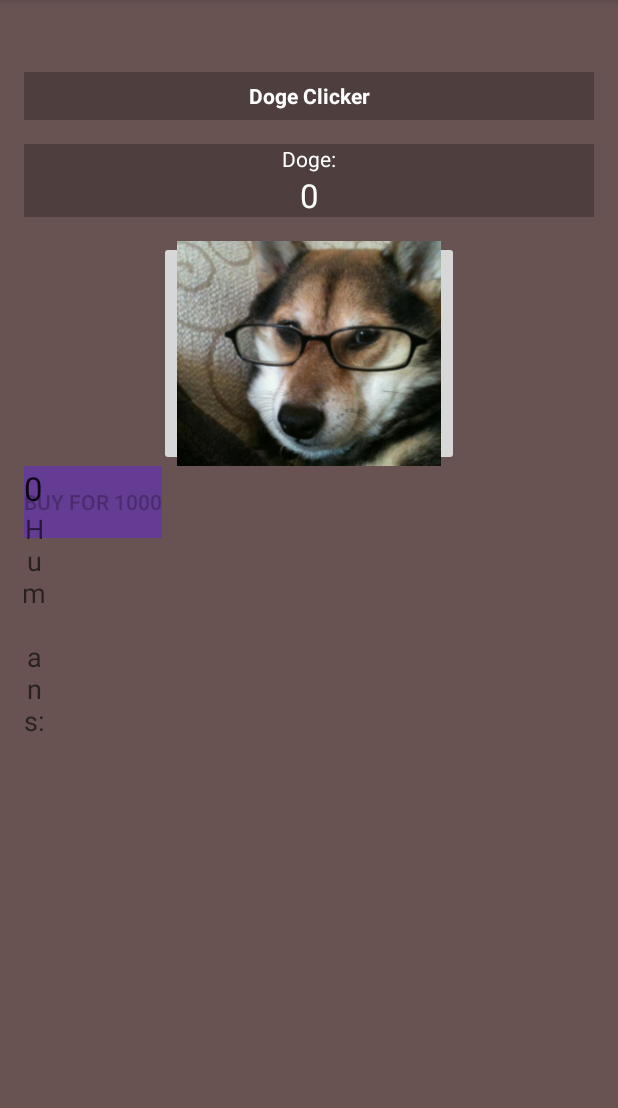
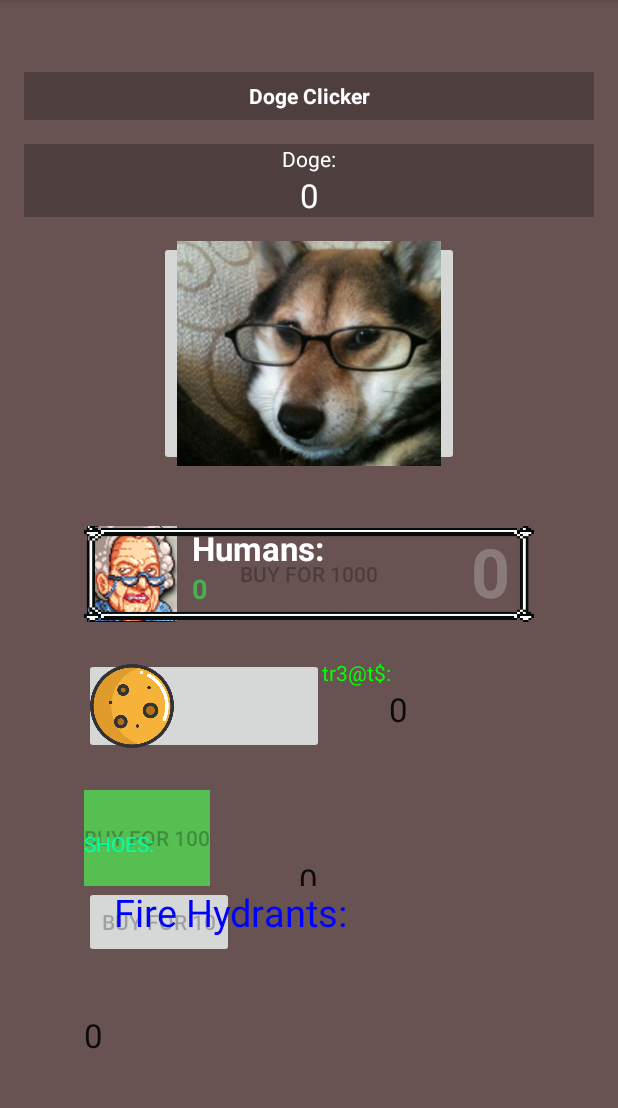
Before and after one commit to ImNotATeapot/Clicker-Game, an Android app: the screen it shows after launch (MainActivity), on a phone screen of 412 x 824 dp, the part 84-1192 px from its top. Run offline under Robolectric (Android 15) with nearby library versions, the phone set to English and light mode, and no system bars.

Commit message:
One textbox done

```diff
--- a/app/src/main/res/layout/activity_main.xml
+++ b/app/src/main/res/layout/activity_main.xml
@@ -60,67 +60,101 @@
 
         <LinearLayout
             android:layout_width="match_parent"
-            android:layout_height="match_parent"
+            android:layout_height="wrap_content"
+            android:layout_marginTop="40dp"
+            android:paddingHorizontal="40dp"
             android:orientation="vertical">
 
+            <!-- Human Button -->
             <RelativeLayout
                 android:layout_width="match_parent"
-                android:layout_height="match_parent">
-
-                <Button
-                    android:id="@+id/buttonBuyHuman"
-                    style="?android:attr/buttonStyleSmall"
-                    android:layout_width="wrap_content"
-                    android:layout_height="wrap_content"
-                    android:background="#d86439a0"
-                    android:text="@string/buttonAddSymbol" />
+                android:layout_height="wrap_content">
 
                 <LinearLayout
                     android:layout_width="match_parent"
-                    android:layout_height="match_parent"
+                    android:layout_height="@dimen/button_heights"
                     android:orientation="horizontal">
 
+                    <ImageView
+                        android:layout_width="@dimen/button_heights"
+                        android:layout_height="match_parent"
+                        android:src="@drawable/lady"/>
+
                     <LinearLayout
-                        android:layout_width="match_parent"
+                        android:layout_width="wrap_content"
                         android:layout_height="match_parent"
                         android:orientation="vertical">
-
-                        <TextView
-                            android:id="@+id/textViewHumanCount"
-                            android:layout_width="wrap_content"
-                            android:layout_height="wrap_content"
-                            android:text="@string/initialDogeValue"
-                            android:textAppearance="?android:attr/textAppearanceLarge" />
 
                         <TextView
                             android:id="@+id/textView2"
                             android:layout_width="wrap_content"
                             android:layout_height="wrap_content"
-                            android:gravity="center"
-                            android:maxWidth="14dp"
+                            android:layout_gravity="left"
+                            android:layout_marginLeft="8dp"
                             android:text="@string/textHuman"
-                            android:textAppearance="?android:attr/textAppearanceMedium" />
+                            android:textAppearance="@style/TextAppearance.AppCompat.Large"
+                            android:textColor="#FFFFFF"
+                            android:textStyle="bold" />
+
+                        <TextView
+                            android:id="@+id/humanTextView"
+                            android:layout_width="wrap_content"
+                            android:layout_height="wrap_content"
+                            android:layout_gravity="left"
+                            android:layout_marginLeft="8dp"
+                            android:tag="0"
+                            android:text="@string/initialDogeValue"
+                            android:textAppearance="@style/TextAppearance.AppCompat.Medium"
+                            android:textColor="#4CAF50"
+                            android:textStyle="bold" />
+
                     </LinearLayout>
+
+                    <TextView
+                        android:id="@+id/textViewHumanCount"
+                        android:layout_width="match_parent"
+                        android:layout_height="wrap_content"
+                        android:gravity="right"
+                        android:text="@string/initialDogeValue"
+                        android:textAppearance="@style/TextAppearance.AppCompat.Display2"
+                        android:textColor="#3CFFFFFF"
+                        android:paddingRight="16dp"
+                        android:textStyle="bold" />
+
                 </LinearLayout>
+                <Button
+                    android:id="@+id/buttonBuyHuman"
+                    style="?android:attr/buttonStyleSmall"
+                    android:layout_width="match_parent"
+                    android:layout_height="@dimen/button_heights"
+                    android:background="@drawable/textbox"/>
             </RelativeLayout>
 
+            <!-- Treat button -->
             <RelativeLayout
                 android:layout_width="match_parent"
-                android:layout_height="match_parent">
+                android:layout_height="match_parent"
+                android:layout_marginTop="@dimen/button_spacing">
 
+                <!-- Button background -->
                 <Button
                     android:id="@+id/buttonBuyHydrant"
                     style="?android:attr/buttonStyleSmall"
                     android:layout_width="wrap_content"
-                    android:layout_height="wrap_content"
+                    android:layout_height="@dimen/button_heights"
                     android:gravity="fill_horizontal"
                     android:padding="30dp"
                     android:text="@string/buttonAddSymbol" />
 
                 <LinearLayout
                     android:layout_width="match_parent"
-                    android:layout_height="match_parent"
+                    android:layout_height="@dimen/button_heights"
                     android:orientation="horizontal">
+
+                    <ImageView
+                        android:layout_width="@dimen/button_heights"
+                        android:layout_height="match_parent"
+                        android:src="@drawable/cookie"/>
 
                     <LinearLayout
                         android:layout_width="match_parent"
@@ -132,6 +166,7 @@
                             android:layout_width="wrap_content"
                             android:layout_height="wrap_content"
                             android:text="@string/textTreats"
+                            android:layout_gravity="center_horizontal"
                             android:textColor="#04ff00" />
 
                         <TextView
@@ -141,27 +176,30 @@
                             android:layout_alignBaseline="@+id/textView3"
                             android:layout_marginStart="28dp"
                             android:text="@string/initialDogeValue"
+                            android:layout_gravity="center_horizontal"
                             android:textAppearance="?android:attr/textAppearanceLarge" />
                     </LinearLayout>
                 </LinearLayout>
             </RelativeLayout>
 
+
+            <!-- Shoes button -->
             <RelativeLayout
                 android:layout_width="match_parent"
-                android:layout_height="match_parent">
+                android:layout_height="match_parent"
+                android:layout_marginTop="@dimen/button_spacing">
 
                 <Button
                     android:id="@+id/buttonBuyTreat"
                     style="?android:attr/buttonStyleSmall"
                     android:layout_width="wrap_content"
-                    android:layout_height="wrap_content"
+                    android:layout_height="@dimen/button_heights"
                     android:background="#56bf51"
-                    android:gravity="center"
-                    android:text="@string/buttonAddSymbol" />
+                    android:gravity="center"/>
 
                 <LinearLayout
                     android:layout_width="match_parent"
-                    android:layout_height="match_parent"
+                    android:layout_height="@dimen/button_heights"
                     android:orientation="horizontal">
 
                     <LinearLayout
@@ -174,7 +212,6 @@
                             android:layout_width="wrap_content"
                             android:layout_height="wrap_content"
                             android:layout_marginTop="26dp"
-                            android:gravity="fill_vertical|top"
                             android:text="@string/textShoes"
                             android:textColor="#00ffaa" />
 
@@ -183,6 +220,7 @@
                             android:layout_width="wrap_content"
                             android:layout_height="wrap_content"
                             android:text="@string/initialDogeValue"
+                            android:layout_gravity="center_horizontal"
                             android:textAppearance="?android:attr/textAppearanceLarge" />
                     </LinearLayout>
                 </LinearLayout>
--- a/app/src/main/res/values/dimens.xml
+++ b/app/src/main/res/values/dimens.xml
@@ -3,4 +3,6 @@
     <!-- Default screen margins, per the Android Design guidelines. -->
     <dimen name="activity_horizontal_margin">16dp</dimen>
     <dimen name="activity_vertical_margin">16dp</dimen>
+    <dimen name="button_heights">64dp</dimen>
+    <dimen name="button_spacing">24dp</dimen>
 </resources>
--- a/app/src/main/res/values/strings.xml
+++ b/app/src/main/res/values/strings.xml
@@ -3,10 +3,11 @@
     <string name="gameTitle">Doge Clicker</string>
     <string name="dogetitle">Doge:</string>
     <string name="initialDogeValue">0</string>
-    <string name="textHuman">H u m a n s:</string>
+    <string name="textHuman">Humans:</string>
     <string name="textFireHydrant">Fire Hydrants:</string>
     <string name="textTreats">tr3@t$:</string>
     <string name="textShoes">SHOES:</string>
     <string name="buttonAddSymbol">+</string>
     <string name="textCost">Buy for </string>
+    <string name="buttonBackground">#d86439a0</string>
 </resources>
```
Also changed, not shown: app/src/main/res/drawable/buttonBackground.jpg (added), app/src/main/res/drawable/textbox.png (added).
